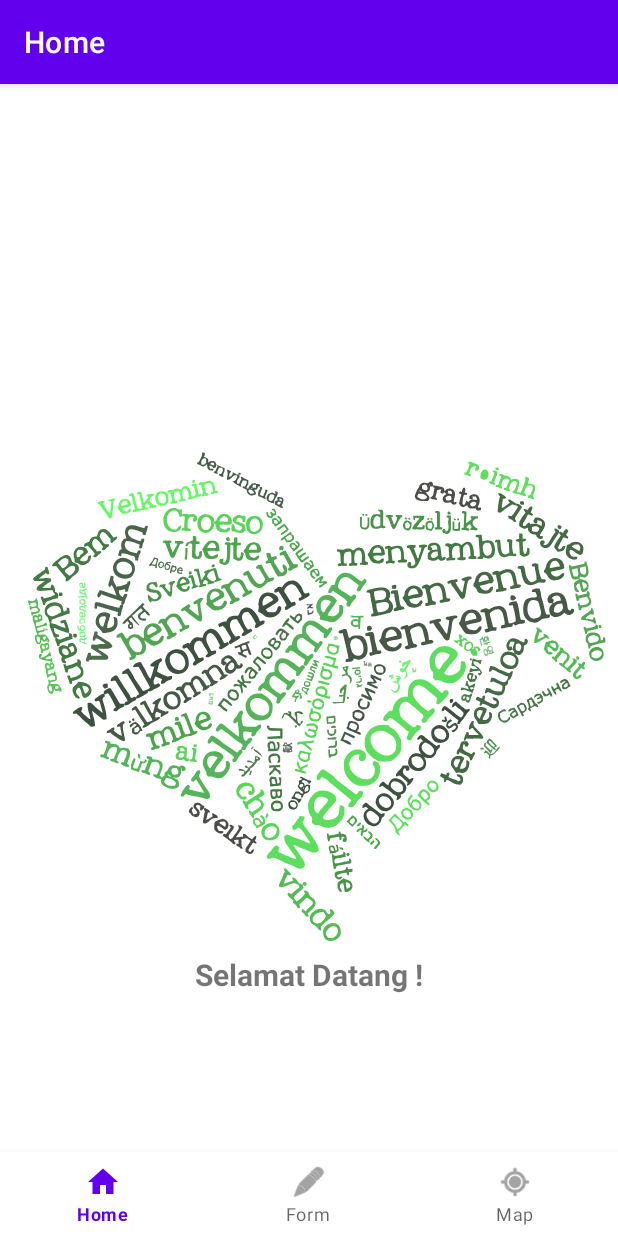
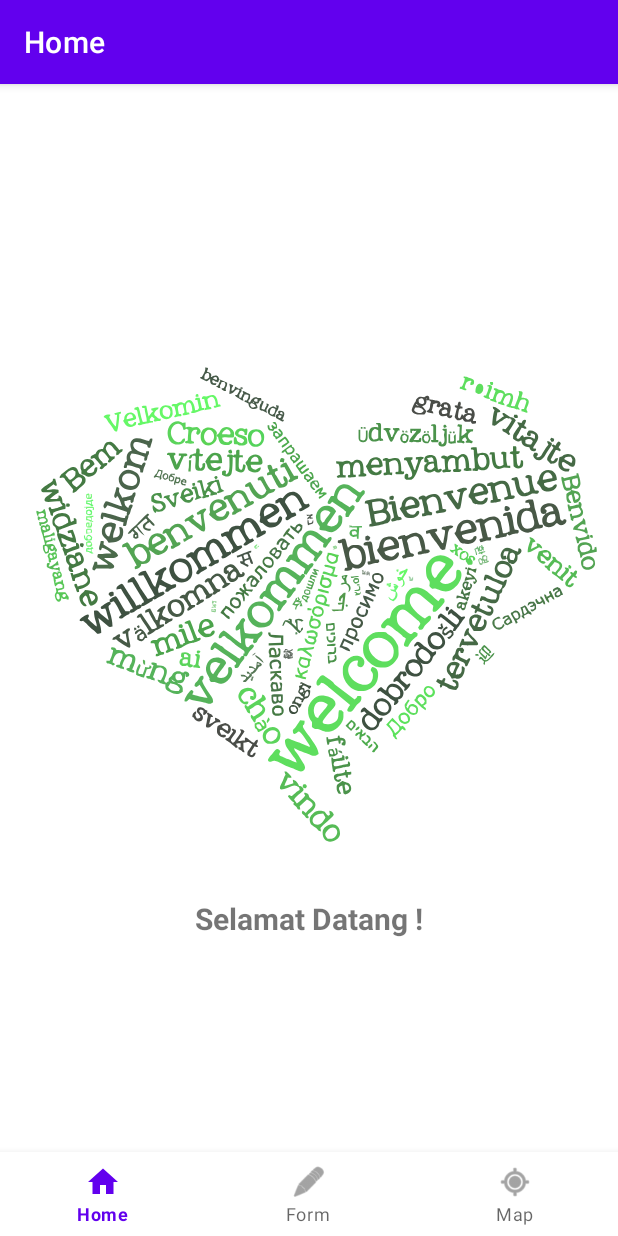
Before and after one commit to citrusian/MobProg-TP2-V1, an Android app: the screen it shows after launch (MainActivity), on a phone screen of 412 x 824 dp. Run offline under Robolectric (Android 15) with nearby library versions, the phone set to English and light mode, and no system bars; our stand-ins replace navigation-ui.

Commit message:
[fix] Vertical Bias
fragment size follow the screen size

```diff
--- a/app/src/main/res/layout/activity_main.xml
+++ b/app/src/main/res/layout/activity_main.xml
@@ -1,17 +1,15 @@
 <?xml version="1.0" encoding="utf-8"?>
 <androidx.constraintlayout.widget.ConstraintLayout xmlns:android="http://schemas.android.com/apk/res/android"
     xmlns:app="http://schemas.android.com/apk/res-auto"
+    xmlns:tools="http://schemas.android.com/tools"
     android:id="@+id/navigation_form"
     android:layout_width="match_parent"
-    android:layout_height="match_parent"
-    >
+    android:layout_height="match_parent">
 
     <com.google.android.material.bottomnavigation.BottomNavigationView
         android:id="@+id/nav_view"
         android:layout_width="0dp"
         android:layout_height="wrap_content"
-        android:layout_marginStart="0dp"
-        android:layout_marginEnd="0dp"
         android:background="?android:attr/windowBackground"
         app:layout_constraintBottom_toBottomOf="parent"
         app:layout_constraintLeft_toLeftOf="parent"
@@ -19,27 +17,30 @@
         app:menu="@menu/bottom_nav_menu" />
 
     <!-- Fragment Container -->
+
+    <!-- use hardcoded android:layout_marginTop="40dp" to display name -->
+
     <fragment
         android:id="@+id/nav_host_fragment_activity_main"
         android:name="androidx.navigation.fragment.NavHostFragment"
-        android:layout_width="match_parent"
-        android:layout_height="match_parent"
-        android:layout_marginTop="40dp"
-        android:paddingTop="?attr/actionBarSize"
+        android:layout_width="wrap_content"
+        android:layout_height="wrap_content"
+        android:layout_weight="1"
+        android:ellipsize="marquee"
         app:defaultNavHost="true"
-        app:layout_constraintBottom_toTopOf="@id/nav_view"
+        app:layout_constraintBottom_toTopOf="@+id/nav_view"
+        app:layout_constraintHorizontal_bias="1.0"
         app:layout_constraintLeft_toLeftOf="parent"
         app:layout_constraintRight_toRightOf="parent"
         app:layout_constraintTop_toTopOf="parent"
+        app:layout_constraintVertical_bias="0.5"
         app:navGraph="@navigation/mobile_navigation" />
 
-    <!-- use hardcoded android:layout_marginTop="40dp" to display name -->
     <TextView
         android:id="@+id/namaAllPageOutput"
         android:layout_width="200dp"
         android:layout_height="30dp"
         android:layout_marginTop="8dp"
-        android:layout_marginEnd="4dp"
         android:gravity="top|end|center"
         android:paddingLeft="@dimen/fragment_horizontal_margin"
         android:paddingRight="@dimen/fragment_horizontal_margin"
--- a/app/src/main/res/layout/fragment_home.xml
+++ b/app/src/main/res/layout/fragment_home.xml
@@ -9,30 +9,28 @@
     <ImageView
         android:id="@+id/SplashWelcome"
         android:layout_width="wrap_content"
-        android:layout_height="wrap_content"
+        android:layout_height="400dp"
         android:contentDescription="@string/splash"
         android:src="@drawable/welcome_heart_green"
         android:visibility="visible"
+        app:layout_constraintBottom_toTopOf="@+id/SpashText"
         app:layout_constraintEnd_toEndOf="parent"
-        app:layout_constraintHorizontal_bias="0.0"
         app:layout_constraintStart_toStartOf="parent"
-        tools:layout_editor_absoluteY="-40dp"
+        app:layout_constraintTop_toTopOf="parent"
+        app:layout_constraintVertical_bias="0.5"
         tools:visibility="visible" />
 
     <TextView
         android:id="@+id/SpashText"
-        android:layout_width="300dp"
+        android:layout_width="wrap_content"
         android:layout_height="wrap_content"
-        android:layout_marginStart="24dp"
-        android:layout_marginTop="540dp"
-        android:layout_marginEnd="24dp"
         android:gravity="center"
         android:text="@string/splash_text"
         android:textSize="20sp"
         android:textStyle="bold"
         android:visibility="visible"
-        app:layout_constraintEnd_toEndOf="parent"
-        app:layout_constraintHorizontal_bias="0.5"
-        app:layout_constraintStart_toStartOf="parent"
-        app:layout_constraintTop_toTopOf="parent" />
+        app:layout_constraintEnd_toEndOf="@+id/SplashWelcome"
+        app:layout_constraintStart_toStartOf="@+id/SplashWelcome"
+        app:layout_constraintTop_toBottomOf="@+id/SplashWelcome"
+        tools:visibility="visible" />
 </androidx.constraintlayout.widget.ConstraintLayout>
```
